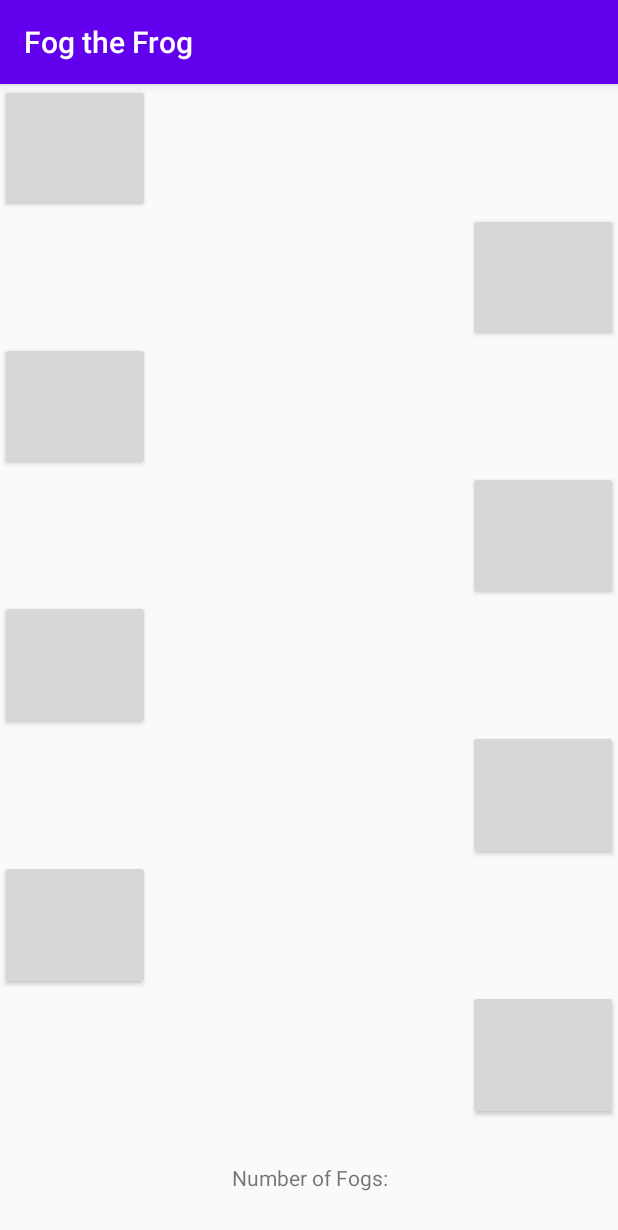
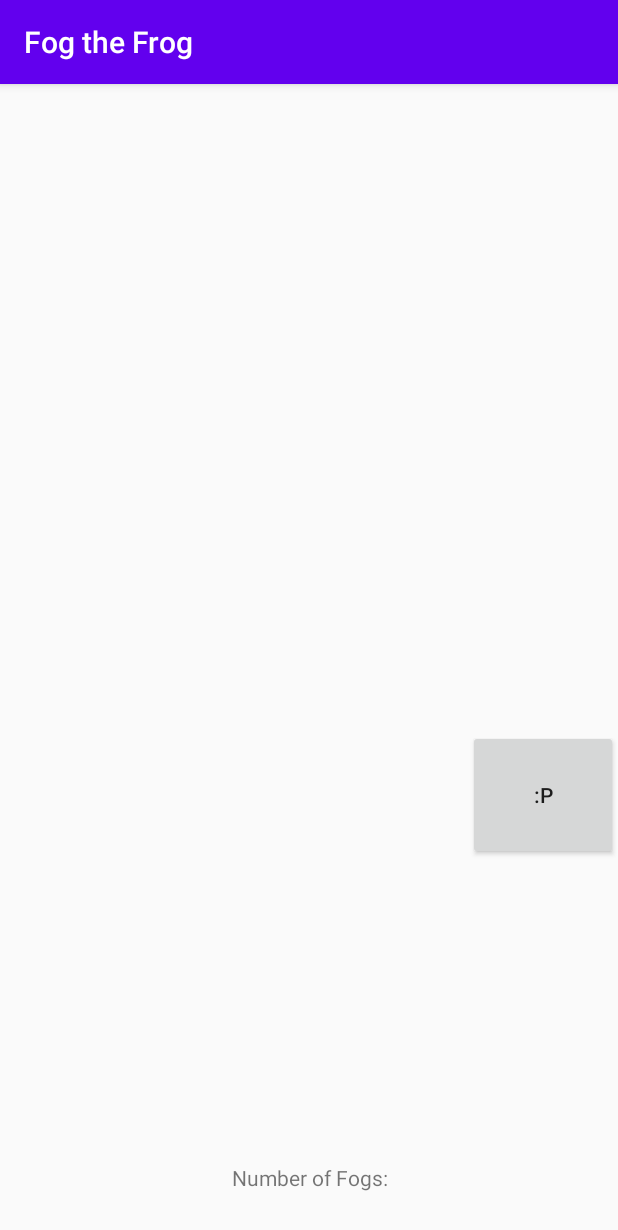
Before and after one commit to JLew15/MobileAppsJava, an Android app: the screen it shows after launch (Game), on a phone screen of 412 x 824 dp. Shown: the top 1230 px of the screen. Run offline under Robolectric (Android 15) with nearby library versions, the light colour scheme and no system bars.

Commit message:
8987 Mon 03/15/2021 10:16

```diff
--- a/FogtheFrog/app/src/main/java/com/example/fogthefrog/Game.java
+++ b/FogtheFrog/app/src/main/java/com/example/fogthefrog/Game.java
@@ -2,12 +2,18 @@ package com.example.fogthefrog;
 
 import androidx.appcompat.app.AppCompatActivity;
 
+import android.content.Intent;
 import android.os.Bundle;
 import android.os.Handler;
 import android.view.View;
+import android.view.ViewGroup;
 import android.widget.Button;
+import android.widget.TextView;
+
+import org.w3c.dom.Text;
 
 import java.util.ArrayList;
+import java.util.Random;
 
 public class Game extends AppCompatActivity implements View.OnClickListener{
 
@@ -28,23 +34,66 @@ public class Game extends AppCompatActivity implements View.OnClickListener{
     protected void onCreate(Bundle savedInstanceState) {
         super.onCreate(savedInstanceState);
         setContentView(R.layout.game);
+
+        initButtons();
+        setNewMole();
+        setTimer(difficultyLevel * 1000);
     }
 
     @Override
     public void onClick(View v) {
-
+        if(isComplete){
+            return;
+        }
+        if(v == currentMole){
+            score++;
+            TextView scores = (TextView)findViewById(R.id.scoar);
+            scores.setText("Score : "+ score);
+            setNewMole();
+        }
     }
 
     public void gameOver(){
+        isComplete = true;
+        TextView scores = (TextView)findViewById(R.id.scoar);
+        scores.setText("Game Over! \n Score: " + score);
 
+        Intent gameOverIntent = new Intent(this, GameOver.class);
+        gameOverIntent.putExtra("Score", score);
+        gameOverIntent.putExtra("name", playerName);
+        startActivity(gameOverIntent);
+        finish();
     }
 
     public void setNewMole(){
+        Random gen = new Random();
+
+        int ranItem = gen.nextInt(numMoles);
+
+        int newButtonID = myButtonIDs.get(ranItem);
+        if(currentMole != null){
+            currentMole.setVisibility(View.INVISIBLE);
+        }
+        Button newMole = (Button)findViewById(newButtonID);
+        newMole.setVisibility(View.VISIBLE);
+        currentMole = newMole;
 
     }
 
     public void initButtons(){
+        ViewGroup group = (ViewGroup)findViewById(R.id.layoutgroup);
+        View v;
 
+        for(int i = 0; i < group.getChildCount(); i++){
+            v = group.getChildAt(i);
+            if(v instanceof Button){
+                v.setOnClickListener(this);
+                if(!isComplete){
+                    myButtonIDs.add(v.getId());
+                    v.setVisibility(View.INVISIBLE);
+                }
+            }
+        }
     }
 
     public void setTimer(long time){
--- a/FogtheFrog/app/src/main/res/layout/game.xml
+++ b/FogtheFrog/app/src/main/res/layout/game.xml
@@ -2,58 +2,84 @@
 <LinearLayout xmlns:android="http://schemas.android.com/apk/res/android"
     xmlns:app="http://schemas.android.com/apk/res-auto"
     xmlns:tools="http://schemas.android.com/tools"
+    android:id="@+id/layoutgroup"
     android:layout_width="match_parent"
     android:layout_height="match_parent"
-    tools:context=".Game"
-    android:orientation="vertical">
+    android:orientation="vertical"
+    tools:context=".Game">
 
     <Button
+        android:id="@+id/button1"
         android:layout_width="100dp"
         android:layout_height="wrap_content"
         android:layout_gravity="start"
-        android:layout_weight="1"/>
+        android:text=":P"
+        android:layout_weight="1" />
+
     <Button
+        android:id="@+id/button2"
         android:layout_width="100dp"
         android:layout_height="wrap_content"
         android:layout_gravity="end"
-        android:layout_weight="1"/>
+        android:text=":P"
+        android:layout_weight="1" />
+
     <Button
+        android:id="@+id/button3"
         android:layout_width="100dp"
         android:layout_height="wrap_content"
         android:layout_gravity="start"
-        android:layout_weight="1"/>
+        android:text=":P"
+        android:layout_weight="1" />
+
     <Button
+        android:id="@+id/button4"
         android:layout_width="100dp"
         android:layout_height="wrap_content"
         android:layout_gravity="end"
-        android:layout_weight="1"/>
+        android:text=":P"
+        android:layout_weight="1" />
+
     <Button
+        android:id="@+id/button5"
         android:layout_width="100dp"
         android:layout_height="wrap_content"
         android:layout_gravity="start"
-        android:layout_weight="1"/>
+        android:text=":P"
+        android:layout_weight="1" />
+
     <Button
+        android:id="@+id/button6"
         android:layout_width="100dp"
         android:layout_height="wrap_content"
         android:layout_gravity="end"
-        android:layout_weight="1"/>
+        android:text=":P"
+        android:layout_weight="1" />
+
     <Button
+        android:id="@+id/button7"
         android:layout_width="100dp"
         android:layout_height="wrap_content"
         android:layout_gravity="start"
-        android:layout_weight="1"/>
+        android:text=":P"
+        android:layout_weight="1" />
+
     <Button
+        android:id="@+id/button8"
         android:layout_width="100dp"
         android:layout_height="wrap_content"
         android:layout_gravity="end"
-        android:layout_weight="1"/>
+        android:text=":P"
+        android:layout_weight="1" />
+
     <TextView
+        android:id="@+id/scoar"
         android:layout_width="match_parent"
         android:layout_height="wrap_content"
         android:layout_gravity="center"
+        android:layout_weight="1.5"
         android:gravity="center"
-        android:text="Number of Fogs:"
-        android:layout_weight="1.5"/>
+        android:text="Number of Fogs:" />
 
 
 </LinearLayout>
```
Also changed, not shown: FogtheFrog/app/src/main/java/com/example/fogthefrog/GameOver.java (+10 -0 lines), FogtheFrog/app/src/main/res/layout/gameover.xml (+30 -2 lines).
